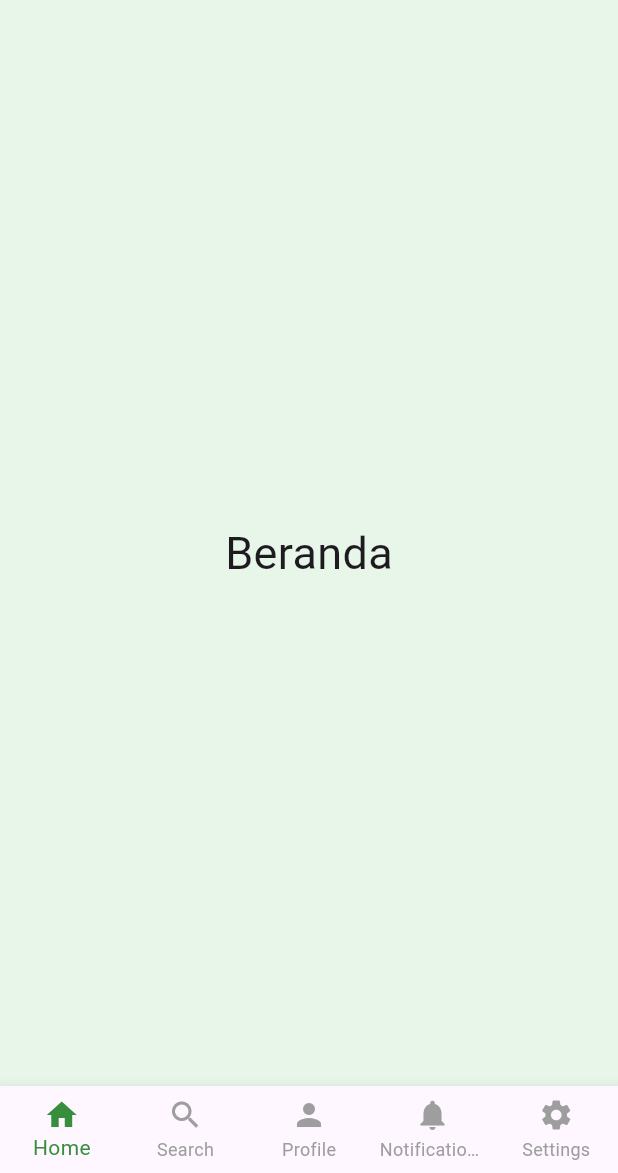
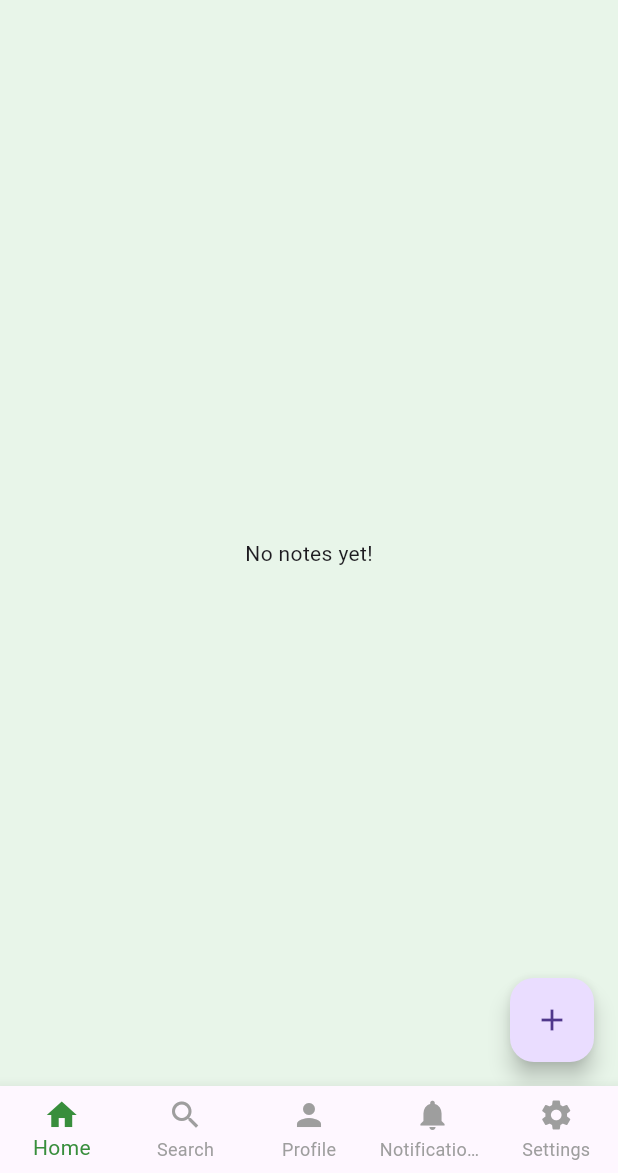
Before and after one commit to ThisIsCogil/tugas_navbar, a Flutter app: the DashboardPage screen opened by its route, on a phone screen of 412 x 824 dp, the part 63-1236 px from its top. Run offline on Flutter 3.47's test engine with Material 3 defaults, Android fonts, the phone set to English and light mode, and no system bars; our stand-ins replace shared_preferences, sqflite; accounts and stored records are empty.

Commit message:
sqflite note

```diff
--- a/lib/dashboard.dart
+++ b/lib/dashboard.dart
@@ -1,4 +1,5 @@
 import 'package:flutter/material.dart';
+import '../pages/notes_page.dart';
 
 class DashboardPage extends StatefulWidget {
   const DashboardPage({Key? key}) : super(key: key);
@@ -10,8 +11,8 @@ class DashboardPage extends StatefulWidget {
 class _DashboardPageState extends State<DashboardPage> {
   int _selectedIndex = 0;
 
-  static const List<Widget> _widgetOptions = <Widget>[
-    Center(child: Text('Beranda', style: TextStyle(fontSize: 30))),
+  static final List<Widget> _widgetOptions = <Widget>[
+    NotesPage(), // <-- Ganti 'Beranda' dengan NotesPage
     Center(child: Text('Menu Search', style: TextStyle(fontSize: 30))),
     Center(child: Text('Menu Profil', style: TextStyle(fontSize: 30))),
     Center(child: Text('Menu Notifikasi', style: TextStyle(fontSize: 30))),
--- /dev/null
+++ b/lib/db/db_helper.dart
@@ -0,0 +1,54 @@
+import 'package:sqflite/sqflite.dart';
+import 'package:path/path.dart';
+import '../models/note.dart';
+
+class DBHelper {
+  static Database? _database;
+
+  static Future<Database> get database async {
+    if (_database != null) return _database!;
+
+    _database = await _initDb();
+    return _database!;
+  }
+
+  static Future<Database> _initDb() async {
+    String dbPath = await getDatabasesPath();
+    String path = join(dbPath, 'notes.db');
+
+    return await openDatabase(
+      path,
+      version: 1,
+      onCreate: _onCreate,
+    );
+  }
+
+  static Future _onCreate(Database db, int version) async {
+    await db.execute('''
+      CREATE TABLE notes(
+        id INTEGER PRIMARY KEY AUTOINCREMENT,
+        title TEXT,
+        content TEXT
+      )
+    ''');
+  }
+
+  static Future<int> insertNote(Note note) async {
+    final db = await database;
+    return await db.insert('notes', note.toMap());
+  }
+
+  static Future<List<Note>> getNotes() async {
+    final db = await database;
+    final List<Map<String, dynamic>> maps = await db.query('notes');
+
+    return List.generate(maps.length, (i) {
+      return Note.fromMap(maps[i]);
+    });
+  }
+
+  static Future<int> deleteNote(int id) async {
+    final db = await database;
+    return await db.delete('notes', where: 'id = ?', whereArgs: [id]);
+  }
+}
--- /dev/null
+++ b/lib/models/note.dart
@@ -0,0 +1,23 @@
+class Note {
+  final int? id;
+  final String title;
+  final String content;
+
+  Note({this.id, required this.title, required this.content});
+
+  Map<String, dynamic> toMap() {
+    return {
+      'id': id,
+      'title': title,
+      'content': content,
+    };
+  }
+
+  factory Note.fromMap(Map<String, dynamic> map) {
+    return Note(
+      id: map['id'],
+      title: map['title'],
+      content: map['content'],
+    );
+  }
+}
--- /dev/null
+++ b/lib/pages/notes_page.dart
@@ -0,0 +1,135 @@
+import 'package:flutter/material.dart';
+import '../models/note.dart';
+import '../db/db_helper.dart';
+
+class NotesPage extends StatefulWidget {
+  const NotesPage({super.key});
+
+  @override
+  State<NotesPage> createState() => _NotesPageState();
+}
+
+class _NotesPageState extends State<NotesPage> {
+  List<Note> _notes = [];
+
+  final TextEditingController _titleController = TextEditingController();
+  final TextEditingController _contentController = TextEditingController();
+
+  bool _isLoading = false; // <-- Tambahkan ini
+
+  Future<void> _refreshNotes() async {
+    final data = await DBHelper.getNotes();
+    setState(() {
+      _notes = data;
+    });
+  }
+
+  Future<void> _addNote() async {
+    if (_titleController.text.isEmpty || _contentController.text.isEmpty) return;
+
+    setState(() {
+      _isLoading = true;
+    });
+
+    try {
+      final newNote = Note(
+        title: _titleController.text,
+        content: _contentController.text,
+      );
+
+      await DBHelper.insertNote(newNote);
+      _titleController.clear();
+      _contentController.clear();
+      await _refreshNotes();
+      Navigator.of(context).pop();
+    } catch (e) {
+      print('Error saat menambahkan catatan: $e');
+    } finally {
+      setState(() {
+        _isLoading = false;
+      });
+    }
+  }
+
+  Future<void> _deleteNote(int id) async {
+    await DBHelper.deleteNote(id);
+    _refreshNotes();
+  }
+
+  void _showAddNoteDialog() {
+    showDialog(
+      context: context,
+      builder: (_) => AlertDialog(
+        title: const Text('Add Note'),
+        content: Column(
+          mainAxisSize: MainAxisSize.min,
+          children: [
+            TextField(
+              controller: _titleController,
+              decoration: const InputDecoration(labelText: 'Title'),
+            ),
+            TextField(
+              controller: _contentController,
+              decoration: const InputDecoration(labelText: 'Content'),
+            ),
+          ],
+        ),
+        actions: [
+          TextButton(
+            onPressed: () => Navigator.of(context).pop(),
+            child: const Text('Cancel'),
+          ),
+          ElevatedButton(
+            onPressed: _isLoading ? null : _addNote,
+            child: _isLoading
+                ? const SizedBox(
+                    width: 20,
+                    height: 20,
+                    child: CircularProgressIndicator(
+                      strokeWidth: 2,
+                      color: Colors.white,
+                    ),
+                  )
+                : const Text('Save'),
+          ),
+        ],
+      ),
+    );
+  }
+
+  @override
+  void initState() {
+    super.initState();
+    _refreshNotes();
+  }
+
+  @override
+  Widget build(BuildContext context) {
+    return Scaffold(
+      backgroundColor: Colors.green[50],
+      body: _notes.isEmpty
+          ? const Center(child: Text('No notes yet!'))
+          : ListView.builder(
+              itemCount: _notes.length,
+              itemBuilder: (context, index) {
+                final note = _notes[index];
+                return Card(
+                  margin: const EdgeInsets.all(8),
+                  child: ListTile(
+                    title: Text(note.title),
+                    subtitle: Text(note.content),
+                    trailing: IconButton(
+                      icon: const Icon(Icons.delete),
+                      onPressed: () => _deleteNote(note.id!),
+                    ),
+                  ),
+                );
+              },
+            ),
+      floatingActionButton: FloatingActionButton(
+        onPressed: _showAddNoteDialog,
+        child: const Icon(Icons.add),
+      ),
+    );
+  }
+}
```
Also changed, not shown: pubspec.yaml (+4 -11 lines), pubspec.lock, 126 other files.
